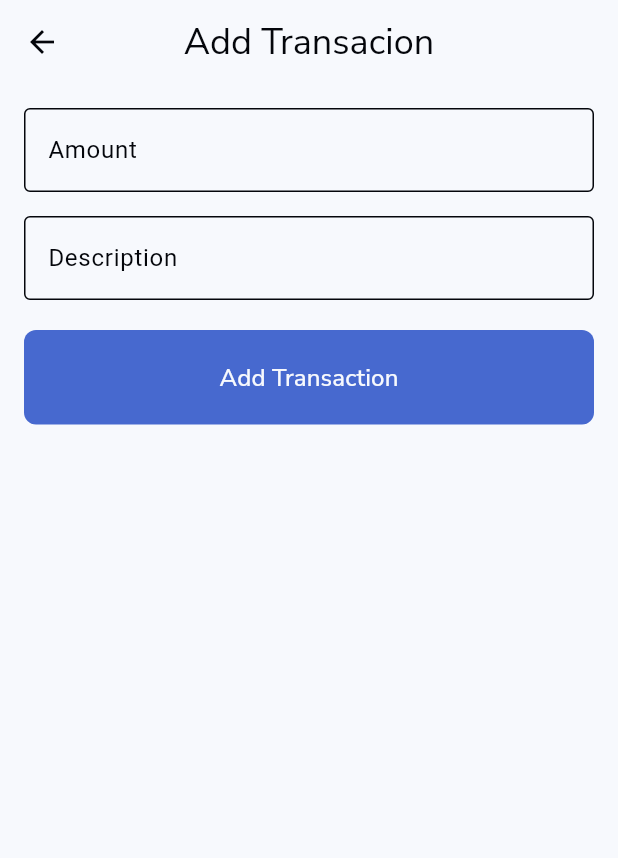
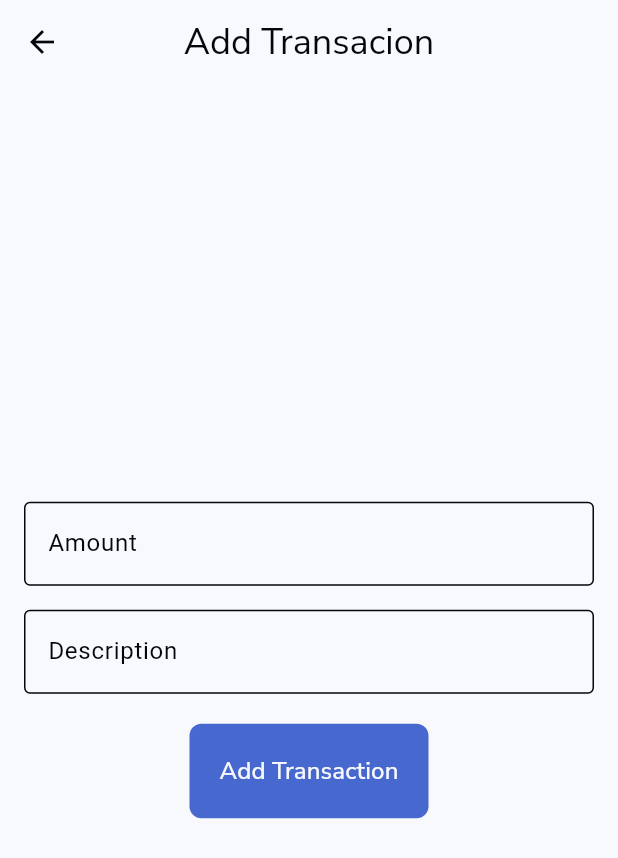
Before and after one commit to ThetMaung2002/savvy, a Flutter app: the screen it shows once a user with an empty profile is signed in, item 2 of the bottom bar chosen, after a tap on the "add" icon, on a phone screen of 412 x 824 dp. Shown: the top 858 px of the screen. Run offline on Flutter 3.47's test engine with Material 3 defaults, Android fonts, the phone set to English and light mode, and no system bars; our stand-ins replace cloud_firestore, firebase_auth, firebase_core, google_fonts; accounts and stored records are empty.

Commit message:
[something change]

```diff
--- a/lib/components/input.dart
+++ b/lib/components/input.dart
@@ -1,4 +1,5 @@
 import 'package:flutter/material.dart';
+import 'package:google_fonts/google_fonts.dart';
 import 'package:savvy/constants/google_string.dart';
 
 class Input extends StatelessWidget {
@@ -28,9 +29,8 @@ class Input extends StatelessWidget {
         obscureText: securePassword,
         controller: controller,
         cursorColor: Theme.of(context).colorScheme.onSecondary,
-        style: TextStyle(
+        style: GoogleFonts.nunito(
           color: Theme.of(context).colorScheme.onSecondary,
-          fontFamily: GoogleString.itim,
         ),
         decoration: InputDecoration.collapsed(
           hintText: placehodler,
--- a/lib/screens/transaction/add_transaction_page.dart
+++ b/lib/screens/transaction/add_transaction_page.dart
@@ -1,7 +1,6 @@
 import 'package:cloud_firestore/cloud_firestore.dart';
 import 'package:firebase_auth/firebase_auth.dart';
 import 'package:flutter/material.dart';
-import 'package:flutter/widgets.dart';
 import 'package:provider/provider.dart';
 import 'package:savvy/components/button.dart';
 import 'package:savvy/components/typo.dart';
@@ -40,6 +39,7 @@ class AddTransactionPage extends StatelessWidget {
               padding: const EdgeInsets.all(16.0),
               child: Column(
                 crossAxisAlignment: CrossAxisAlignment.start,
+                mainAxisAlignment: MainAxisAlignment.center,
                 children: [
                   TextFormField(
                     controller: _amountController,
@@ -59,7 +59,7 @@ class AddTransactionPage extends StatelessWidget {
                   const SizedBox(height: 20),
                   Center(
                     child: Button(
-                      minWidth: double.infinity,
+                      minWidth: double.minPositive,
                       onPressed: () => context
                           .read<TransactionProvider>()
                           .addTransactionAmount(
--- a/lib/screens/transaction/transaction_screen.dart
+++ b/lib/screens/transaction/transaction_screen.dart
@@ -59,7 +59,10 @@ class TransacScreen extends StatelessWidget {
           Navigator.of(context).push(
               MaterialPageRoute(builder: (context) => AddTransactionPage()));
         },
-        child: const Icon(Icons.add),
+        child: const Icon(
+          Icons.add,
+          color: Colors.white,
+        ),
       ),
     );
   }
```
Also changed, not shown: lib/auth/login_screen.dart (+0 -35 lines).
